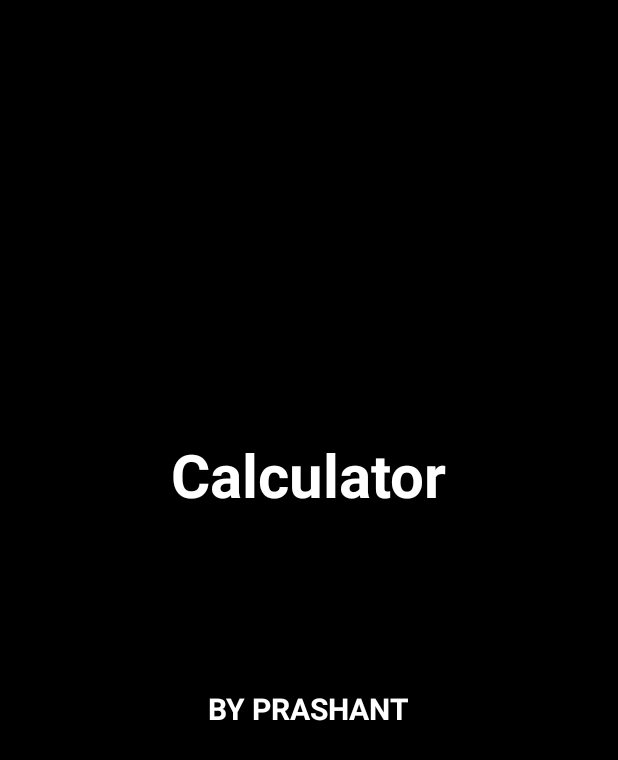
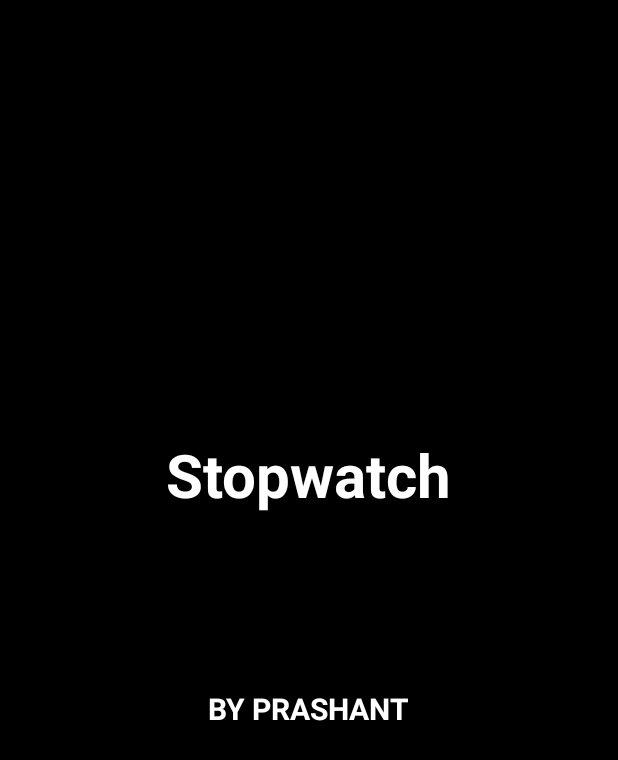
Before and after one commit to prashant-2309/stopwatch, an Android app: the SplashScreen screen opened directly, with no data from a screen before it, on a phone screen of 412 x 824 dp. Shown: the top 760 px of the screen. Run offline under Robolectric (Android 15) with nearby library versions, the phone set to English and light mode, and no system bars.

Commit message:
Update activity_splash_screen.xml

```diff
--- a/app/src/main/res/layout/activity_splash_screen.xml
+++ b/app/src/main/res/layout/activity_splash_screen.xml
@@ -10,7 +10,7 @@
         android:id="@+id/textView"
         android:layout_width="wrap_content"
         android:layout_height="wrap_content"
-        android:text="Calculator"
+        android:text="Stopwatch"
         android:textColor="@color/white"
         android:textSize="40sp"
         android:textStyle="bold"
```
